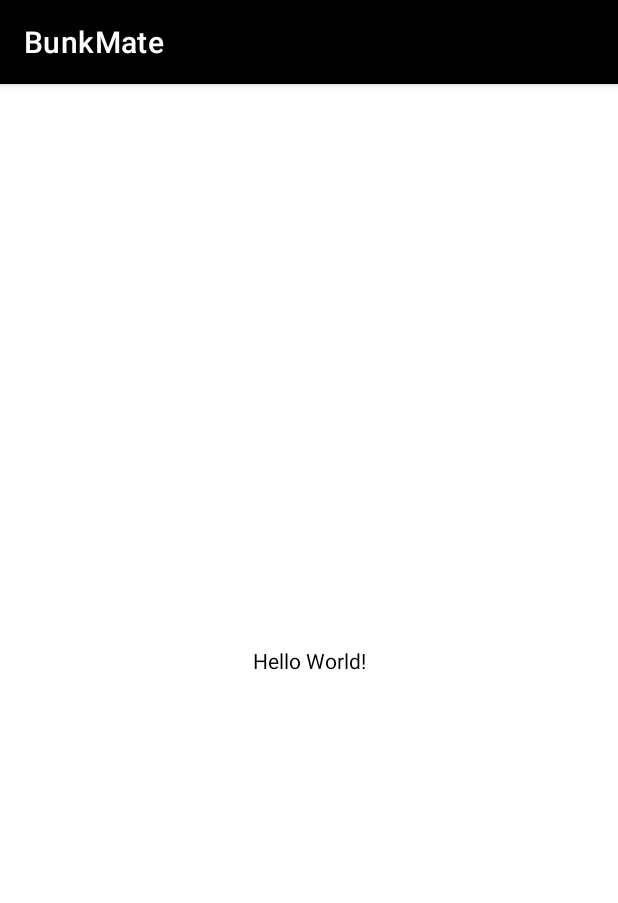
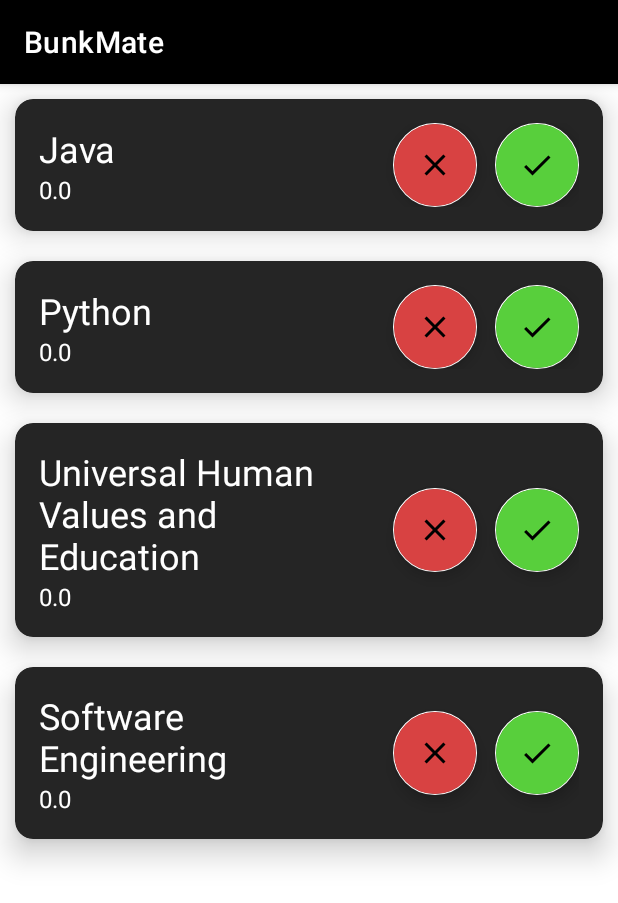
Before and after one commit to prateekthakur272/bunkmate-attandance-tracker, an Android app: the screen it shows after launch (MainActivity), on a phone screen of 412 x 824 dp. Shown: the top 903 px of the screen. Run offline under Robolectric (Android 15) with nearby library versions, the phone set to English and light mode, and no system bars.

Commit message:
creates item layout and item adapter

```diff
--- /dev/null
+++ b/app/src/main/java/com/prateekthakur272/bunkmate/Item.kt
@@ -0,0 +1,4 @@
+package com.prateekthakur272.bunkmate
+
+data class Item(val title:String,val percentage:Float=0.0f){
+}
--- /dev/null
+++ b/app/src/main/java/com/prateekthakur272/bunkmate/ItemAdapter.kt
@@ -0,0 +1,39 @@
+package com.prateekthakur272.bunkmate
+
+import android.content.Context
+import android.view.LayoutInflater
+import android.view.View
+import android.view.ViewGroup
+import android.widget.TextView
+import androidx.recyclerview.widget.RecyclerView
+import com.google.android.material.card.MaterialCardView
+import com.google.android.material.floatingactionbutton.FloatingActionButton
+import com.google.android.material.snackbar.Snackbar
+
+class ItemAdapter(context:Context):RecyclerView.Adapter<ItemAdapter.ViewHolder>(){
+
+    class ViewHolder(itemView: View) :RecyclerView.ViewHolder(itemView){
+        val item:MaterialCardView = itemView.findViewById(R.id.item_view)
+        val title:TextView = itemView.findViewById(R.id.title)
+        val percentage:TextView =itemView.findViewById(R.id.percentage)
+        val cancelButton:FloatingActionButton = itemView.findViewById(R.id.button_cancel)
+        val markButton:FloatingActionButton = itemView.findViewById(R.id.button_mark)
+    }
+
+    lateinit var items:ArrayList<Item>
+
+    override fun onCreateViewHolder(parent: ViewGroup, viewType: Int): ViewHolder {
+        return ViewHolder(LayoutInflater.from(parent.context).inflate(R.layout.item_layout,parent,false))
+    }
+
+    override fun getItemCount(): Int = items.size
+
+    override fun onBindViewHolder(holder: ViewHolder, position: Int) {
+        holder.title.text = items[position].title
+        holder.percentage.text = items[position].percentage.toString()
+
+        holder.item.setOnClickListener {
+            Snackbar.make(holder.item,items[position].title,Snackbar.LENGTH_SHORT).show()
+        }
+    }
+}
--- a/app/src/main/java/com/prateekthakur272/bunkmate/MainActivity.kt
+++ b/app/src/main/java/com/prateekthakur272/bunkmate/MainActivity.kt
@@ -2,10 +2,27 @@ package com.prateekthakur272.bunkmate
 
 import androidx.appcompat.app.AppCompatActivity
 import android.os.Bundle
+import androidx.recyclerview.widget.LinearLayoutManager
+import androidx.recyclerview.widget.RecyclerView
 
 class MainActivity : AppCompatActivity() {
+
+    private lateinit var itemView:RecyclerView
+    private lateinit var itemAdapter:ItemAdapter
     override fun onCreate(savedInstanceState: Bundle?) {
         super.onCreate(savedInstanceState)
         setContentView(R.layout.activity_main)
+
+        itemView = findViewById(R.id.item_view)
+
+        itemAdapter = ItemAdapter(this)
+        itemAdapter.items = arrayListOf(
+            Item("Java"),
+            Item("Python"),
+            Item("Universal Human Values and Education"),
+            Item("Software Engineering")
+        )
+        itemView.adapter = itemAdapter
+        itemView.layoutManager = LinearLayoutManager(this)
     }
 }
--- /dev/null
+++ b/app/src/main/res/drawable/ic_clear.xml
@@ -0,0 +1,5 @@
+<vector android:height="32dp" android:tint="#000000"
+    android:viewportHeight="24" android:viewportWidth="24"
+    android:width="32dp" xmlns:android="http://schemas.android.com/apk/res/android">
+    <path android:fillColor="@android:color/white" android:pathData="M19,6.41L17.59,5 12,10.59 6.41,5 5,6.41 10.59,12 5,17.59 6.41,19 12,13.41 17.59,19 19,17.59 13.41,12z"/>
+</vector>
--- /dev/null
+++ b/app/src/main/res/drawable/ic_done.xml
@@ -0,0 +1,5 @@
+<vector android:height="32dp" android:tint="#000000"
+    android:viewportHeight="24" android:viewportWidth="24"
+    android:width="32dp" xmlns:android="http://schemas.android.com/apk/res/android">
+    <path android:fillColor="@android:color/white" android:pathData="M9,16.2L4.8,12l-1.4,1.4L9,19 21,7l-1.4,-1.4L9,16.2z"/>
+</vector>
--- a/app/src/main/res/layout/activity_main.xml
+++ b/app/src/main/res/layout/activity_main.xml
@@ -6,13 +6,14 @@
     android:layout_height="match_parent"
     tools:context=".MainActivity">
 
-    <TextView
-        android:layout_width="wrap_content"
-        android:layout_height="wrap_content"
-        android:text="Hello World!"
+    <androidx.recyclerview.widget.RecyclerView
+        android:id="@+id/item_view"
+        android:layout_width="match_parent"
+        android:layout_height="match_parent"
         app:layout_constraintBottom_toBottomOf="parent"
         app:layout_constraintEnd_toEndOf="parent"
         app:layout_constraintStart_toStartOf="parent"
         app:layout_constraintTop_toTopOf="parent" />
 
+
 </androidx.constraintlayout.widget.ConstraintLayout>
--- /dev/null
+++ b/app/src/main/res/layout/item_layout.xml
@@ -0,0 +1,73 @@
+<?xml version="1.0" encoding="utf-8"?>
+<com.google.android.material.card.MaterialCardView xmlns:android="http://schemas.android.com/apk/res/android"
+    xmlns:tools="http://schemas.android.com/tools"
+    android:id="@+id/item_view"
+    android:layout_width="match_parent"
+    android:layout_height="wrap_content"
+    xmlns:app="http://schemas.android.com/apk/res-auto"
+    app:cardBackgroundColor="@color/shadow_black"
+    android:layout_margin="10dp"
+    app:cardCornerRadius="12dp"
+    app:cardElevation="12dp">
+
+    <RelativeLayout
+        android:layout_width="match_parent"
+        android:layout_height="wrap_content"
+        android:padding="16dp">
+
+        <LinearLayout
+            android:layout_width="wrap_content"
+            android:layout_height="wrap_content"
+            android:layout_alignParentStart="true"
+            android:layout_centerVertical="true"
+            android:orientation="vertical">
+
+            <TextView
+                android:id="@+id/title"
+                android:layout_width="wrap_content"
+                android:layout_height="wrap_content"
+                android:maxWidth="200dp"
+                android:text="@string/title"
+                android:textColor="@color/white"
+                android:textSize="24sp" />
+
+            <TextView
+                android:id="@+id/percentage"
+                android:layout_width="wrap_content"
+                android:layout_height="wrap_content"
+                android:maxWidth="200dp"
+                android:text="@string/percentage"
+                android:textColor="@color/white"
+                android:textSize="16sp" />
+
+        </LinearLayout>
+
+        <com.google.android.material.floatingactionbutton.FloatingActionButton
+            android:id="@+id/button_cancel"
+            android:layout_width="wrap_content"
+            android:layout_height="wrap_content"
+            android:layout_marginEnd="12dp"
+            android:layout_toStartOf="@+id/button_mark"
+            android:layout_centerVertical="true"
+            android:backgroundTint="@color/red"
+            android:src="@drawable/ic_clear"
+            android:contentDescription="@string/press_if_not_attended"
+            app:rippleColor="@color/white"
+            app:backgroundTint="@color/white"
+            tools:ignore="RelativeOverlap" />
+
+        <com.google.android.material.floatingactionbutton.FloatingActionButton
+            android:id="@+id/button_mark"
+            android:layout_width="wrap_content"
+            android:layout_height="wrap_content"
+            android:layout_alignParentEnd="true"
+            android:layout_centerVertical="true"
+            android:backgroundTint="@color/green"
+            android:src="@drawable/ic_done"
+            app:rippleColor="@color/white"
+            app:backgroundTint="@color/white"
+            android:contentDescription="@string/press_if_attended" />
+
+    </RelativeLayout>
+
+</com.google.android.material.card.MaterialCardView>
```
